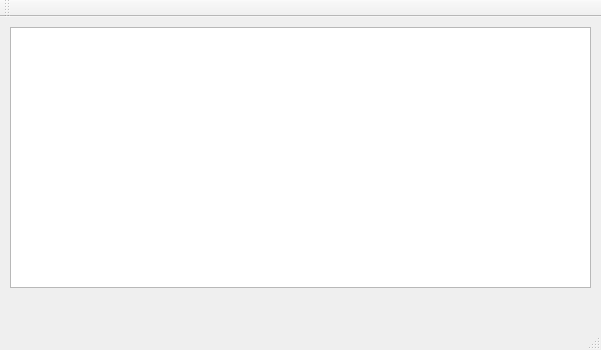
Before: the Qt Designer form Pesudo_Wechat_Server/mainwindow.ui in zhanghuimeng/Pesudo_Wechat_Server, drawn with Qt 5.
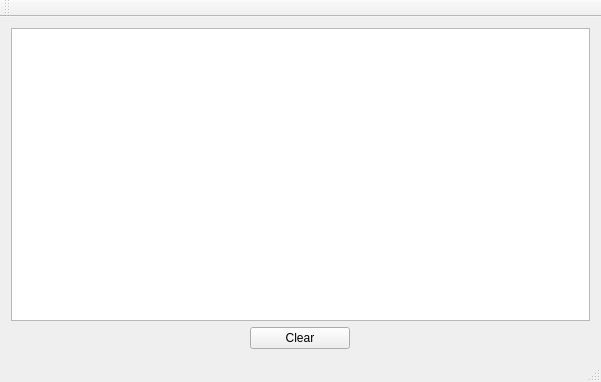
After: the same form once the commit is applied.

Diff of the .ui file:
```diff
--- a/Pesudo_Wechat_Server/mainwindow.ui
+++ b/Pesudo_Wechat_Server/mainwindow.ui
@@ -7,23 +7,41 @@
     <x>0</x>
     <y>0</y>
     <width>601</width>
-    <height>350</height>
+    <height>382</height>
    </rect>
   </property>
   <property name="windowTitle">
    <string>MainWindow</string>
   </property>
   <widget class="QWidget" name="centralWidget">
-   <widget class="QTextBrowser" name="textBrowser">
-    <property name="geometry">
-     <rect>
-      <x>10</x>
-      <y>10</y>
-      <width>581</width>
-      <height>261</height>
-     </rect>
-    </property>
-   </widget>
+   <layout class="QVBoxLayout" name="verticalLayout">
+    <item>
+     <widget class="QTextBrowser" name="textBrowser"/>
+    </item>
+    <item>
+     <layout class="QHBoxLayout" name="horizontalLayout">
+      <item>
+       <widget class="QPushButton" name="clearButton">
+        <property name="sizePolicy">
+         <sizepolicy hsizetype="Minimum" vsizetype="Fixed">
+          <horstretch>0</horstretch>
+          <verstretch>0</verstretch>
+         </sizepolicy>
+        </property>
+        <property name="maximumSize">
+         <size>
+          <width>100</width>
+          <height>16777215</height>
+         </size>
+        </property>
+        <property name="text">
+         <string>Clear</string>
+        </property>
+       </widget>
+      </item>
+     </layout>
+    </item>
+   </layout>
   </widget>
   <widget class="QMenuBar" name="menuBar">
    <property name="geometry">
```
